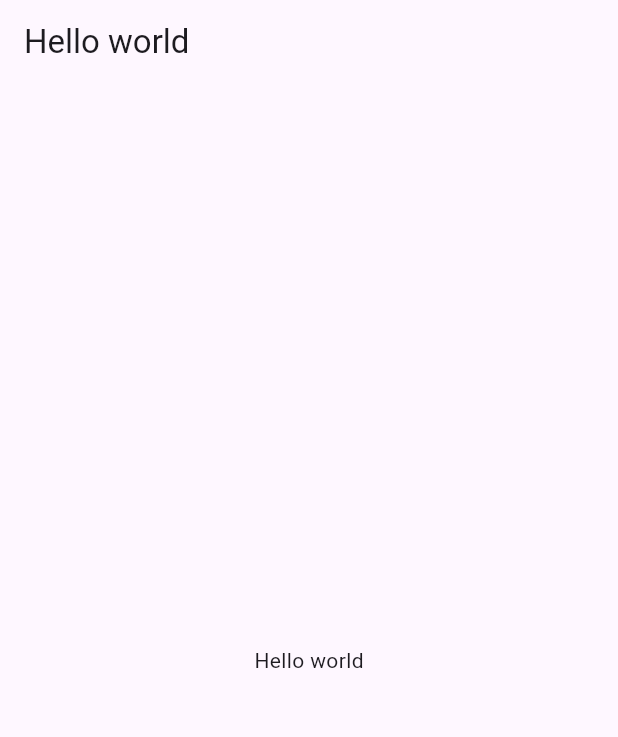
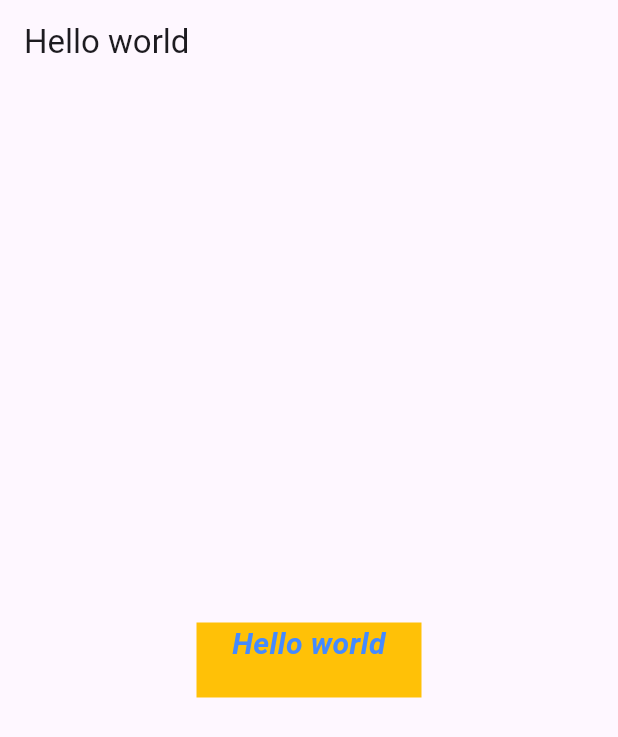
Before and after one commit to Falllll/belajar-flutter, a Flutter app: the screen it shows after launch, on a phone screen of 412 x 824 dp. Shown: the top 737 px of the screen. Run offline on Flutter 3.47's test engine with Material 3 defaults, Android fonts, the light colour scheme and no system bars.

Commit message:
Text Widget

```diff
--- a/lib/main.dart
+++ b/lib/main.dart
@@ -14,7 +14,20 @@ class MyApp extends StatelessWidget {
         appBar: AppBar(
           title: Text("Hello world"),
         ),
-        body: Center(child: Text("Hello world")),
+        body: Center(
+            child: Container(
+                color: Colors.amber,
+                width: 150,
+                height: 50,
+                child: Text(
+                  "Hello world",
+                  textAlign: TextAlign.center,
+                  style: TextStyle(
+                      color: Colors.blueAccent,
+                      fontStyle: FontStyle.italic,
+                      fontWeight: FontWeight.bold,
+                      fontSize: 20),
+                ))),
       ),
     );
   }
```
